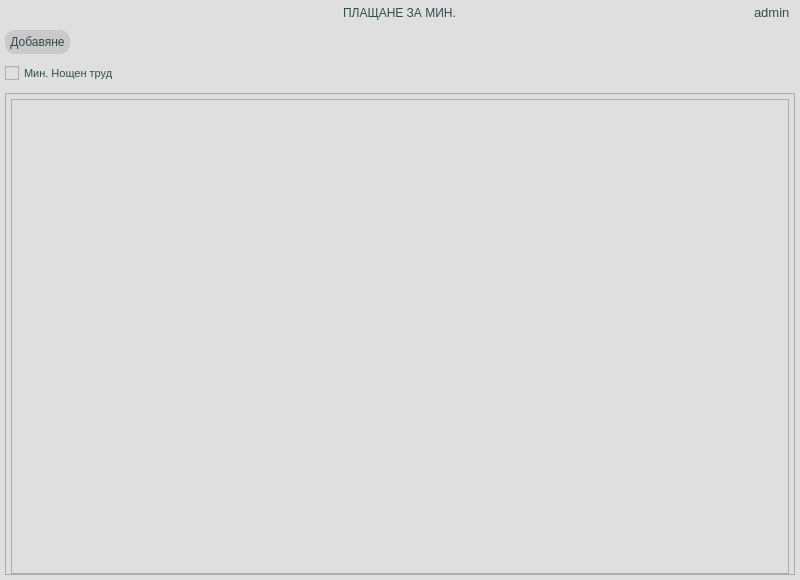
DevilPhp/WorkSalary.v01, file app/ui/widgets/customPayPerMinWidget.ui: the form before one commit.
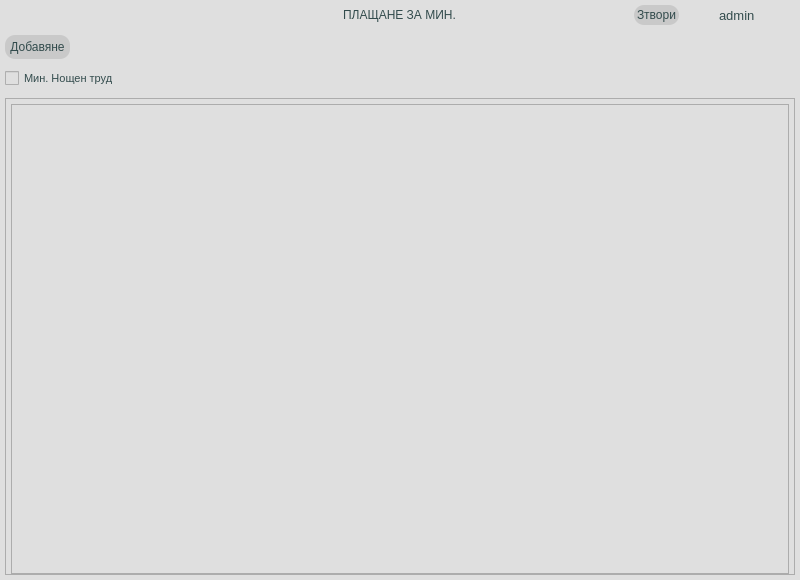
The form after the commit. Icons and pictures are not drawn.

Diff of the .ui file:
```diff
--- a/app/ui/widgets/customPayPerMinWidget.ui
+++ b/app/ui/widgets/customPayPerMinWidget.ui
@@ -175,6 +175,67 @@
           </widget>
          </item>
          <item alignment="Qt::AlignRight">
+          <widget class="QWidget" name="widget_3" native="true">
+           <layout class="QHBoxLayout" name="horizontalLayout_6">
+            <property name="spacing">
+             <number>5</number>
+            </property>
+            <property name="leftMargin">
+             <number>0</number>
+            </property>
+            <property name="topMargin">
+             <number>0</number>
+            </property>
+            <property name="rightMargin">
+             <number>0</number>
+            </property>
+            <property name="bottomMargin">
+             <number>0</number>
+            </property>
+            <item>
+             <widget class="QWidget" name="widget_5" native="true">
+              <layout class="QHBoxLayout" name="horizontalLayout_5">
+               <property name="spacing">
+                <number>0</number>
+               </property>
+               <property name="leftMargin">
+                <number>0</number>
+               </property>
+               <property name="topMargin">
+                <number>0</number>
+               </property>
+               <property name="rightMargin">
+                <number>0</number>
+               </property>
+               <property name="bottomMargin">
+                <number>0</number>
+               </property>
+               <item>
+                <widget class="QPushButton" name="closeBtn">
+                 <property name="styleSheet">
+                  <string notr="true">* {
+	padding: 3px;
+}</string>
+                 </property>
+                 <property name="text">
+                  <string>Зтвори</string>
+                 </property>
+                 <property name="icon">
+                  <iconset resource="../../../resources.qrc">
+                   <normaloff>:/icons/app/assets/icons/Close-Square--Streamline-Solar-Broken.svg</normaloff>:/icons/app/assets/icons/Close-Square--Streamline-Solar-Broken.svg</iconset>
+                 </property>
+                 <property name="iconSize">
+                  <size>
+                   <width>20</width>
+                   <height>20</height>
+                  </size>
+                 </property>
+                </widget>
+               </item>
+              </layout>
+             </widget>
+            </item>
+            <item>
           <widget class="QWidget" name="userHolder" native="true">
            <layout class="QHBoxLayout" name="horizontalLayout_3">
             <property name="spacing">
@@ -192,23 +253,6 @@
             <property name="bottomMargin">
              <number>0</number>
             </property>
-            <item>
-             <widget class="QPushButton" name="logoutBtn">
-              <property name="text">
-               <string/>
-              </property>
-              <property name="icon">
-               <iconset resource="../../../resources.qrc">
-                <normaloff>:/icons/app/assets/icons/Log-Out--Streamline-Feather.svg</normaloff>:/icons/app/assets/icons/Log-Out--Streamline-Feather.svg</iconset>
-              </property>
-              <property name="iconSize">
-               <size>
-                <width>18</width>
-                <height>18</height>
-               </size>
-              </property>
-             </widget>
-            </item>
             <item>
              <widget class="QPushButton" name="userIcon">
               <property name="focusPolicy">
@@ -236,6 +280,26 @@
               </property>
              </widget>
             </item>
+               <item>
+                <widget class="QPushButton" name="logoutBtn">
+                 <property name="text">
+                  <string/>
+                 </property>
+                 <property name="icon">
+                  <iconset resource="../../../resources.qrc">
+                   <normaloff>:/icons/app/assets/icons/Log-Out--Streamline-Feather.svg</normaloff>:/icons/app/assets/icons/Log-Out--Streamline-Feather.svg</iconset>
+                 </property>
+                 <property name="iconSize">
+                  <size>
+                   <width>18</width>
+                   <height>18</height>
+                  </size>
+                 </property>
+                </widget>
+               </item>
+              </layout>
+             </widget>
+            </item>
            </layout>
           </widget>
          </item>
@@ -297,7 +361,7 @@
         <x>0</x>
         <y>0</y>
         <width>788</width>
-        <height>473</height>
+        <height>467</height>
        </rect>
       </property>
       <layout class="QVBoxLayout" name="verticalLayout_12">
```
Lines whose indentation alone changed are shown as unchanged.
